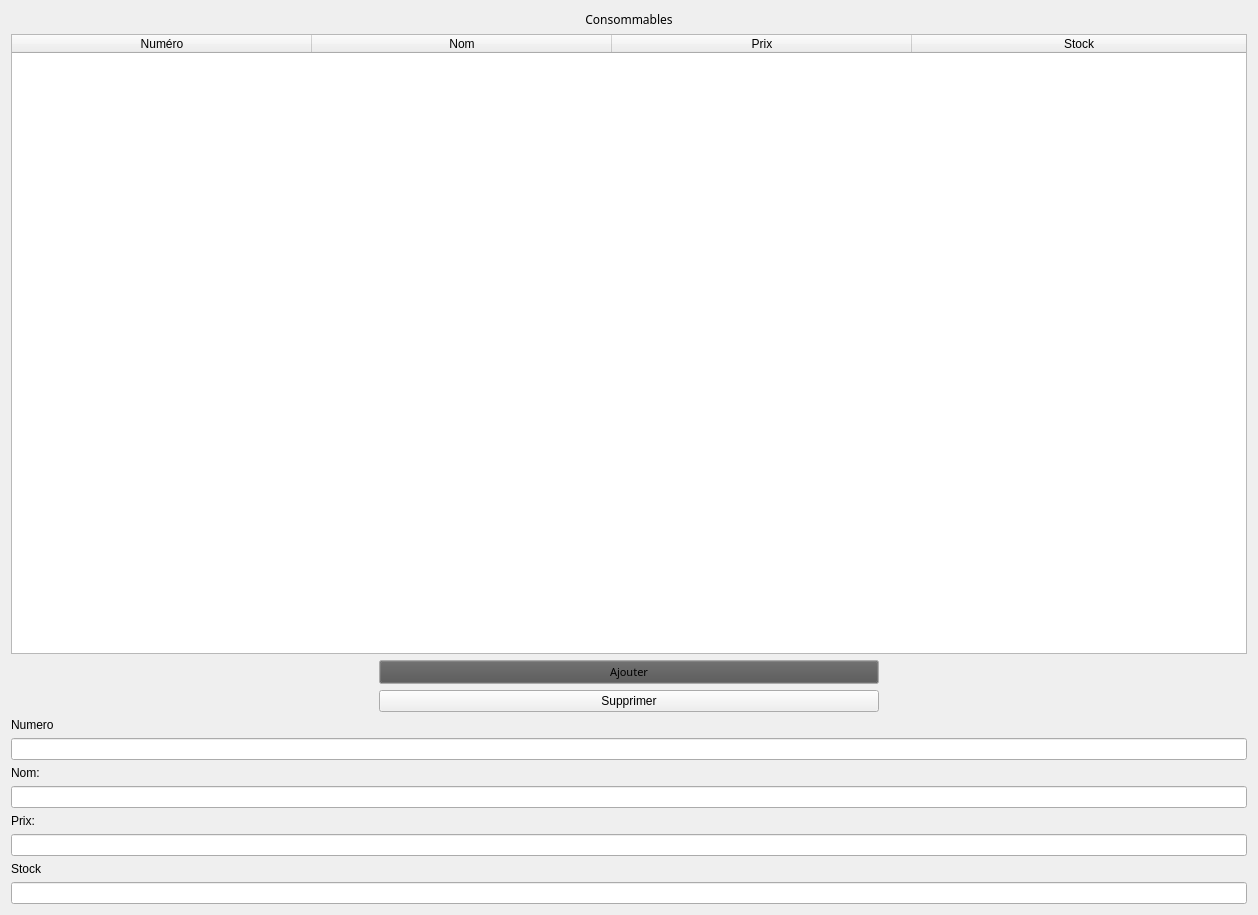
Before: the Qt Designer form PPE/Conso.ui in fallonloicc/PPE-Qt, drawn with Qt 5.
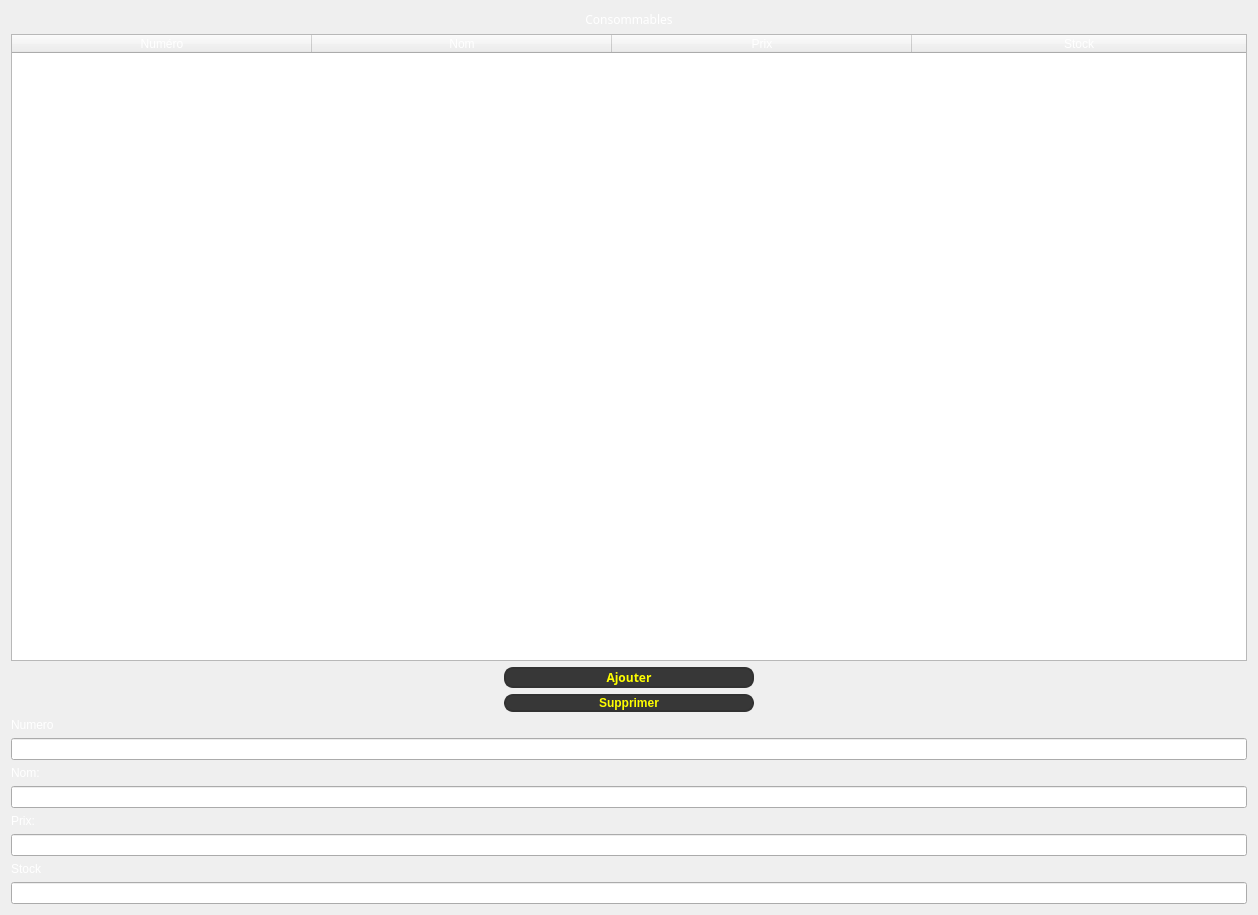
After: the same form once the commit is applied.

```diff
--- a/PPE/Conso.ui
+++ b/PPE/Conso.ui
@@ -33,7 +33,8 @@
           </font>
          </property>
          <property name="styleSheet">
-          <string notr="true">font: 9pt &quot;Century Gothic&quot;;</string>
+          <string notr="true">font: 9pt &quot;Century Gothic&quot;;
+color:rgb(255, 255, 255) ;</string>
          </property>
          <property name="text">
           <string>Consommables</string>
@@ -54,8 +55,129 @@
            <height>517</height>
           </size>
          </property>
+         <property name="palette">
+          <palette>
+           <active>
+            <colorrole role="WindowText">
+             <brush brushstyle="SolidPattern">
+              <color alpha="255">
+               <red>255</red>
+               <green>255</green>
+               <blue>255</blue>
+              </color>
+             </brush>
+            </colorrole>
+            <colorrole role="Text">
+             <brush brushstyle="SolidPattern">
+              <color alpha="255">
+               <red>255</red>
+               <green>255</green>
+               <blue>255</blue>
+              </color>
+             </brush>
+            </colorrole>
+            <colorrole role="ButtonText">
+             <brush brushstyle="SolidPattern">
+              <color alpha="255">
+               <red>255</red>
+               <green>255</green>
+               <blue>255</blue>
+              </color>
+             </brush>
+            </colorrole>
+            <colorrole role="PlaceholderText">
+             <brush brushstyle="NoBrush">
+              <color alpha="128">
+               <red>255</red>
+               <green>255</green>
+               <blue>255</blue>
+              </color>
+             </brush>
+            </colorrole>
+           </active>
+           <inactive>
+            <colorrole role="WindowText">
+             <brush brushstyle="SolidPattern">
+              <color alpha="255">
+               <red>255</red>
+               <green>255</green>
+               <blue>255</blue>
+              </color>
+             </brush>
+            </colorrole>
+            <colorrole role="Text">
+             <brush brushstyle="SolidPattern">
+              <color alpha="255">
+               <red>255</red>
+               <green>255</green>
+               <blue>255</blue>
+              </color>
+             </brush>
+            </colorrole>
+            <colorrole role="ButtonText">
+             <brush brushstyle="SolidPattern">
+              <color alpha="255">
+               <red>255</red>
+               <green>255</green>
+               <blue>255</blue>
+              </color>
+             </brush>
+            </colorrole>
+            <colorrole role="PlaceholderText">
+             <brush brushstyle="NoBrush">
+              <color alpha="128">
+               <red>255</red>
+               <green>255</green>
+               <blue>255</blue>
+              </color>
+             </brush>
+            </colorrole>
+           </inactive>
+           <disabled>
+            <colorrole role="WindowText">
+             <brush brushstyle="SolidPattern">
+              <color alpha="255">
+               <red>255</red>
+               <green>255</green>
+               <blue>255</blue>
+              </color>
+             </brush>
+            </colorrole>
+            <colorrole role="Text">
+             <brush brushstyle="SolidPattern">
+              <color alpha="255">
+               <red>255</red>
+               <green>255</green>
+               <blue>255</blue>
+              </color>
+             </brush>
+            </colorrole>
+            <colorrole role="ButtonText">
+             <brush brushstyle="SolidPattern">
+              <color alpha="255">
+               <red>255</red>
+               <green>255</green>
+               <blue>255</blue>
+              </color>
+             </brush>
+            </colorrole>
+            <colorrole role="PlaceholderText">
+             <brush brushstyle="NoBrush">
+              <color alpha="128">
+               <red>255</red>
+               <green>255</green>
+               <blue>255</blue>
+              </color>
+             </brush>
+            </colorrole>
+           </disabled>
+          </palette>
+         </property>
          <property name="styleSheet">
-          <string notr="true">font: 8pt &quot;Century Gothic&quot;;</string>
+          <string notr="true">font: 9pt &quot;Century Gothic&quot;;
+color :rgb(255, 255, 255);
+
+</string>
          </property>
          <property name="lineWidth">
           <number>3</number>
@@ -137,8 +259,8 @@
          </property>
          <property name="minimumSize">
           <size>
-           <width>500</width>
-           <height>0</height>
+           <width>250</width>
+           <height>15</height>
           </size>
          </property>
          <property name="maximumSize">
@@ -159,8 +281,8 @@
             <colorrole role="WindowText">
              <brush brushstyle="SolidPattern">
               <color alpha="255">
-               <red>0</red>
-               <green>0</green>
+               <red>255</red>
+               <green>255</green>
                <blue>0</blue>
               </color>
              </brush>
@@ -168,18 +290,54 @@
             <colorrole role="Button">
              <brush brushstyle="SolidPattern">
               <color alpha="255">
-               <red>83</red>
-               <green>83</green>
-               <blue>83</blue>
+               <red>55</red>
+               <green>55</green>
+               <blue>55</blue>
+              </color>
+             </brush>
+            </colorrole>
+            <colorrole role="Text">
+             <brush brushstyle="SolidPattern">
+              <color alpha="255">
+               <red>255</red>
+               <green>255</green>
+               <blue>0</blue>
+              </color>
+             </brush>
+            </colorrole>
+            <colorrole role="ButtonText">
+             <brush brushstyle="SolidPattern">
+              <color alpha="255">
+               <red>255</red>
+               <green>255</green>
+               <blue>0</blue>
               </color>
              </brush>
             </colorrole>
             <colorrole role="Base">
              <brush brushstyle="SolidPattern">
               <color alpha="255">
+               <red>55</red>
+               <green>55</green>
+               <blue>55</blue>
+              </color>
+             </brush>
+            </colorrole>
+            <colorrole role="Window">
+             <brush brushstyle="SolidPattern">
+              <color alpha="255">
+               <red>55</red>
+               <green>55</green>
+               <blue>55</blue>
+              </color>
+             </brush>
+            </colorrole>
+            <colorrole role="PlaceholderText">
+             <brush brushstyle="NoBrush">
+              <color alpha="128">
                <red>255</red>
                <green>255</green>
-               <blue>255</blue>
+               <blue>0</blue>
               </color>
              </brush>
             </colorrole>
@@ -188,8 +346,8 @@
             <colorrole role="WindowText">
              <brush brushstyle="SolidPattern">
               <color alpha="255">
-               <red>0</red>
-               <green>0</green>
+               <red>255</red>
+               <green>255</green>
                <blue>0</blue>
               </color>
              </brush>
@@ -197,18 +355,54 @@
             <colorrole role="Button">
              <brush brushstyle="SolidPattern">
               <color alpha="255">
-               <red>83</red>
-               <green>83</green>
-               <blue>83</blue>
+               <red>55</red>
+               <green>55</green>
+               <blue>55</blue>
+              </color>
+             </brush>
+            </colorrole>
+            <colorrole role="Text">
+             <brush brushstyle="SolidPattern">
+              <color alpha="255">
+               <red>255</red>
+               <green>255</green>
+               <blue>0</blue>
+              </color>
+             </brush>
+            </colorrole>
+            <colorrole role="ButtonText">
+             <brush brushstyle="SolidPattern">
+              <color alpha="255">
+               <red>255</red>
+               <green>255</green>
+               <blue>0</blue>
               </color>
              </brush>
             </colorrole>
             <colorrole role="Base">
              <brush brushstyle="SolidPattern">
               <color alpha="255">
+               <red>55</red>
+               <green>55</green>
+               <blue>55</blue>
+              </color>
+             </brush>
+            </colorrole>
+            <colorrole role="Window">
+             <brush brushstyle="SolidPattern">
+              <color alpha="255">
+               <red>55</red>
+               <green>55</green>
+               <blue>55</blue>
+              </color>
+             </brush>
+            </colorrole>
+            <colorrole role="PlaceholderText">
+             <brush brushstyle="NoBrush">
+              <color alpha="128">
                <red>255</red>
                <green>255</green>
-               <blue>255</blue>
+               <blue>0</blue>
               </color>
              </brush>
             </colorrole>
@@ -217,27 +411,63 @@
             <colorrole role="WindowText">
              <brush brushstyle="SolidPattern">
               <color alpha="255">
-               <red>120</red>
-               <green>120</green>
-               <blue>120</blue>
+               <red>255</red>
+               <green>255</green>
+               <blue>0</blue>
               </color>
              </brush>
             </colorrole>
             <colorrole role="Button">
              <brush brushstyle="SolidPattern">
               <color alpha="255">
-               <red>83</red>
-               <green>83</green>
-               <blue>83</blue>
+               <red>55</red>
+               <green>55</green>
+               <blue>55</blue>
+              </color>
+             </brush>
+            </colorrole>
+            <colorrole role="Text">
+             <brush brushstyle="SolidPattern">
+              <color alpha="255">
+               <red>255</red>
+               <green>255</green>
+               <blue>0</blue>
+              </color>
+             </brush>
+            </colorrole>
+            <colorrole role="ButtonText">
+             <brush brushstyle="SolidPattern">
+              <color alpha="255">
+               <red>255</red>
+               <green>255</green>
+               <blue>0</blue>
               </color>
              </brush>
             </colorrole>
             <colorrole role="Base">
              <brush brushstyle="SolidPattern">
               <color alpha="255">
+               <red>55</red>
+               <green>55</green>
+               <blue>55</blue>
+              </color>
+             </brush>
+            </colorrole>
+            <colorrole role="Window">
+             <brush brushstyle="SolidPattern">
+              <color alpha="255">
+               <red>55</red>
+               <green>55</green>
+               <blue>55</blue>
+              </color>
+             </brush>
+            </colorrole>
+            <colorrole role="PlaceholderText">
+             <brush brushstyle="NoBrush">
+              <color alpha="128">
                <red>255</red>
                <green>255</green>
-               <blue>255</blue>
+               <blue>0</blue>
               </color>
              </brush>
             </colorrole>
@@ -246,19 +476,26 @@
          </property>
          <property name="font">
           <font>
-           <family>Century Gothic</family>
-           <pointsize>8</pointsize>
-           <weight>50</weight>
+           <family>Gotham</family>
+           <pointsize>9</pointsize>
+           <weight>75</weight>
            <italic>false</italic>
-           <bold>false</bold>
-           <stylestrategy>PreferAntialias</stylestrategy>
+           <bold>true</bold>
           </font>
          </property>
          <property name="cursor">
           <cursorShape>PointingHandCursor</cursorShape>
          </property>
          <property name="styleSheet">
-          <string notr="true">font: 8pt &quot;Century Gothic&quot;;</string>
+          <string notr="true">font: 9pt &quot;Gotham&quot; ;
+font: bold;
+color :rgb(255, 255, 0);
+background-color: rgb(55, 55, 55);
+border-style: solid;
+border-color: rgb(50, 50, 50);
+border-width: 2px;
+border-radius: 9px;
+</string>
          </property>
          <property name="inputMethodHints">
           <set>Qt::ImhNone</set>
@@ -284,12 +521,20 @@
         <widget class="QPushButton" name="DelButton_2">
          <property name="minimumSize">
           <size>
-           <width>500</width>
-           <height>0</height>
+           <width>250</width>
+           <height>15</height>
           </size>
          </property>
          <property name="styleSheet">
-          <string notr="true">font: 8pt &quot;Century Gothic&quot;;</string>
+          <string notr="true">font: 9pt &quot;Gotham&quot; ;
+font: bold;
+color :rgb(255, 255, 0);
+background-color: rgb(55, 55, 55);
+border-style: solid;
+border-color: rgb(50, 50, 50);
+border-width: 2px;
+border-radius: 9px;
+</string>
          </property>
          <property name="text">
           <string>Supprimer</string>
@@ -299,7 +544,8 @@
        <item>
         <widget class="QLabel" name="label_11">
          <property name="styleSheet">
-          <string notr="true">font: 8pt &quot;Century Gothic&quot;;</string>
+          <string notr="true">font: 8pt &quot;Century Gothic&quot;;
+color:rgb(255, 255, 255) ;</string>
          </property>
          <property name="text">
           <string>Numero</string>
@@ -316,7 +562,8 @@
        <item>
         <widget class="QLabel" name="label_9">
          <property name="styleSheet">
-          <string notr="true">font: 8pt &quot;Century Gothic&quot;;</string>
+          <string notr="true">font: 8pt &quot;Century Gothic&quot;;
+color:rgb(255, 255, 255) ;</string>
          </property>
          <property name="text">
           <string>Nom: </string>
@@ -333,7 +580,8 @@
        <item>
         <widget class="QLabel" name="label_10">
          <property name="styleSheet">
-          <string notr="true">font: 8pt &quot;Century Gothic&quot;;</string>
+          <string notr="true">font: 8pt &quot;Century Gothic&quot;;
+color:rgb(255, 255, 255) ;</string>
          </property>
          <property name="text">
           <string>Prix: </string>
@@ -353,7 +601,8 @@
        <item>
         <widget class="QLabel" name="label_12">
          <property name="styleSheet">
-          <string notr="true">font: 8pt &quot;Century Gothic&quot;;</string>
+          <string notr="true">font: 8pt &quot;Century Gothic&quot;;
+color:rgb(255, 255, 255) ;</string>
          </property>
          <property name="text">
           <string>Stock</string>
```
Left out of the diff: 17 changed lines with no effect on the pictures.
